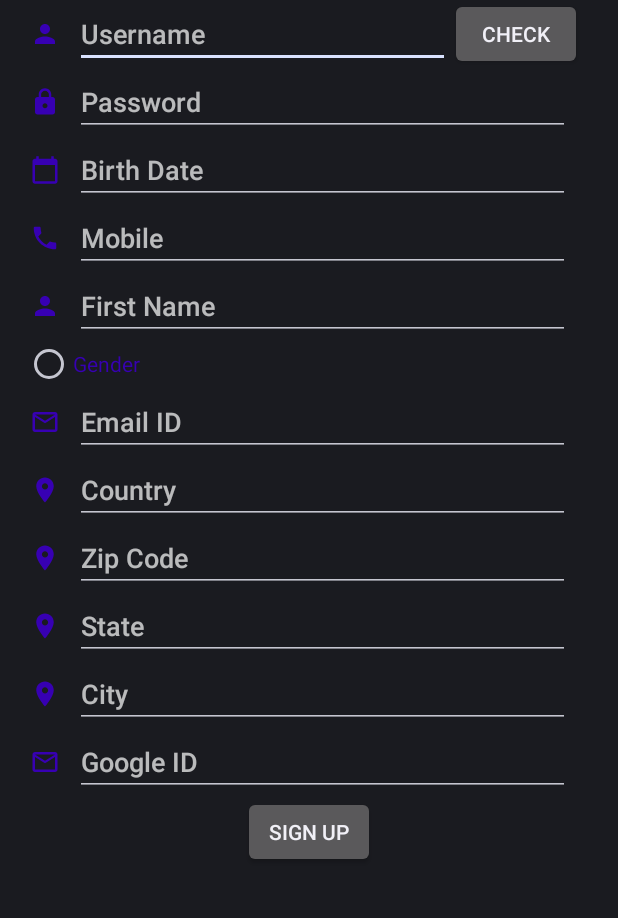
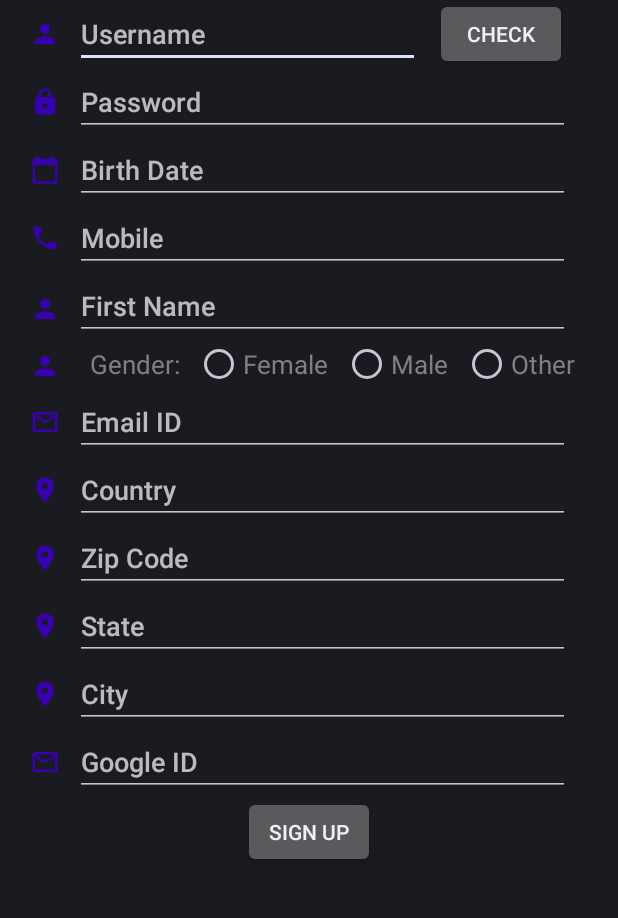
Before and after one commit to rlogixDev/AndroidNotesApp, an Android app: the fragment SignUpFragment shown on its own in the app's theme, on a phone screen of 412 x 824 dp, the part 305-1223 px from its top. Run offline under Robolectric (Android 15) with nearby library versions, the phone set to English and light mode, and no system bars.

Commit message:
Second Layout Commit

```diff
--- a/app/src/main/res/layout/fragment_sign_up.xml
+++ b/app/src/main/res/layout/fragment_sign_up.xml
@@ -33,7 +33,7 @@
 <!--    User-->
     <EditText
         android:id="@+id/name"
-        android:layout_width="250dp"
+        android:layout_width="230dp"
         android:layout_height="wrap_content"
         android:hint="Username"
         android:layout_marginStart="10dp"
@@ -54,6 +54,7 @@
         android:layout_width="wrap_content"
         android:layout_height="wrap_content"
         android:text="Check"
+        android:layout_marginStart="10dp"
         app:layout_constraintLeft_toRightOf="@id/name"
         app:layout_constraintTop_toTopOf="@id/name"
         app:layout_constraintBottom_toBottomOf="@id/name"/>
@@ -138,23 +139,63 @@
         android:layout_marginStart="20dp"
         android:src="@drawable/ic_baseline_person_20"
         app:layout_constraintTop_toBottomOf="@id/mobile"
-        app:layout_constraintBottom_toTopOf="@id/rbGender"
+        app:layout_constraintBottom_toTopOf="@id/tvGender"
         app:layout_constraintRight_toLeftOf="@id/firstName"
         app:layout_constraintLeft_toLeftOf="parent"/>
 
 <!--    Gender-->
-    <RadioButton
-        android:text="Gender"
-        android:textColor="@color/purple_700"
-        android:id="@+id/rbGender"
+    <ImageView
+        android:id="@+id/ivGender"
+        android:src="@drawable/ic_baseline_person_20"
         android:layout_width="wrap_content"
         android:layout_height="wrap_content"
-        android:layout_marginStart="40dp"
+        android:layout_marginStart="20dp"
+        app:layout_constraintTop_toBottomOf="@id/ivFirstName"
+        app:layout_constraintBottom_toTopOf="@id/ivEmailId"
+        app:layout_constraintRight_toLeftOf="@id/tvGender"
+        app:layout_constraintLeft_toLeftOf="parent"/>
+    <TextView
+        android:id="@+id/tvGender"
+        android:layout_width="wrap_content"
+        android:layout_height="wrap_content"
+        android:text="Gender:"
+        android:textSize="17sp"
+        android:textColor="#808080"
+        android:layout_marginStart="20dp"
         app:layout_constraintTop_toBottomOf="@id/firstName"
-        app:layout_constraintRight_toLeftOf="@id/firstName"
-        app:layout_constraintLeft_toLeftOf="@id/ivFirstName"
-
-        />
+        app:layout_constraintBottom_toTopOf="@id/emailId"
+        app:layout_constraintLeft_toRightOf="@id/ivGender"/>
+    <RadioButton
+        android:text="Female"
+        android:textSize="17sp"
+        android:textColor="#808080"
+        android:id="@+id/rbGenderFemale"
+        android:layout_width="wrap_content"
+        android:layout_height="wrap_content"
+        android:layout_marginStart="10dp"
+        app:layout_constraintTop_toBottomOf="@id/firstName"
+        app:layout_constraintRight_toLeftOf="@id/rbGenderMale"
+        app:layout_constraintLeft_toRightOf="@id/tvGender" />
+    <RadioButton
+        android:text="Male"
+        android:textSize="17sp"
+        android:textColor="#808080"
+        android:id="@+id/rbGenderMale"
+        android:layout_width="wrap_content"
+        android:layout_height="wrap_content"
+        android:layout_marginStart="10dp"
+        app:layout_constraintTop_toTopOf="@id/rbGenderFemale"
+        app:layout_constraintLeft_toRightOf="@id/rbGenderFemale" />
+    <RadioButton
+        android:text="Other"
+        android:textSize="17sp"
+        android:textColor="#808080"
+        android:id="@+id/rbGenderOther"
+        android:layout_width="wrap_content"
+        android:layout_height="wrap_content"
+        android:layout_marginStart="10dp"
+        app:layout_constraintTop_toTopOf="@id/rbGenderMale"
+        app:layout_constraintLeft_toRightOf="@id/rbGenderMale" />
 
 <!--    EmailID-->
     <EditText
@@ -164,7 +205,7 @@
         android:hint="Email ID"
         android:layout_marginStart="10dp"
         android:textColor="@color/purple_700"
-        app:layout_constraintTop_toBottomOf="@id/rbGender"
+        app:layout_constraintTop_toBottomOf="@id/rbGenderFemale"
         app:layout_constraintLeft_toRightOf="@id/ivEmailId"/>
     <ImageView
         android:id="@+id/ivEmailId"
@@ -172,7 +213,7 @@
         android:layout_height="wrap_content"
         android:layout_marginStart="20dp"
         android:src="@drawable/ic_baseline_mail_outline_20"
-        app:layout_constraintTop_toBottomOf="@id/rbGender"
+        app:layout_constraintTop_toBottomOf="@id/rbGenderFemale"
         app:layout_constraintBottom_toTopOf="@id/country"
         app:layout_constraintRight_toLeftOf="@id/emailId"
         app:layout_constraintLeft_toLeftOf="parent"/>
```
Also changed, not shown: app/src/main/java/com/noteapp/ForgotPasswordFragment.kt (added, +37 -0 lines), app/src/main/java/com/noteapp/OtpSignInFragment.kt (added, +51 -0 lines), app/src/main/java/com/noteapp/SignInFragment.kt (+12 -0 lines), app/src/main/res/layout/fragment_forgot_password.xml (added, +63 -0 lines), app/src/main/res/layout/fragment_otp_sign_in.xml (added, +99 -0 lines), app/src/main/res/layout/fragment_sign_in.xml (+38 -37 lines), app/src/main/res/navigation/mobile_navigation.xml (+23 -0 lines).
